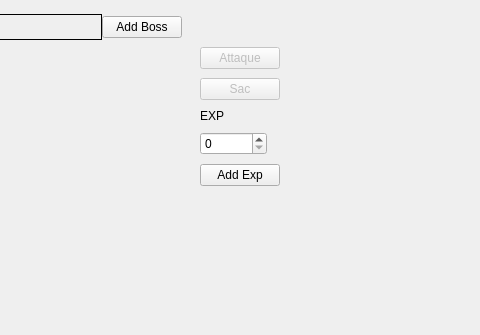
Old version of the form app/view/forms/gamedisplay.ui in the repository r0nd0ud0u/qt-rpg; both pictures show x 229 to 709 and y 0 to 335 of the 899 by 625 pixel window.
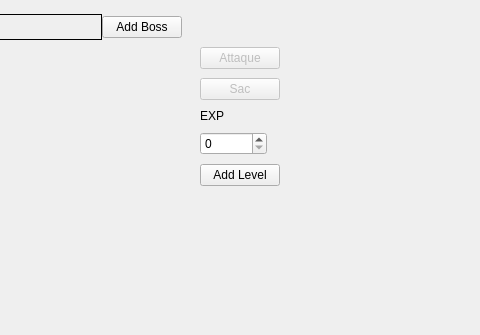
New version of the form. Custom widgets are drawn as their Qt base class.

Commit message:
change exp -> change levels
change mana by value not by percent

Patch:
```diff
--- a/app/view/forms/gamedisplay.ui
+++ b/app/view/forms/gamedisplay.ui
@@ -223,7 +223,7 @@
             <bool>true</bool>
            </property>
            <property name="text">
-            <string>Add Exp</string>
+            <string>Add Level</string>
            </property>
           </widget>
          </item>
```
The commit also changes 2 other files.
